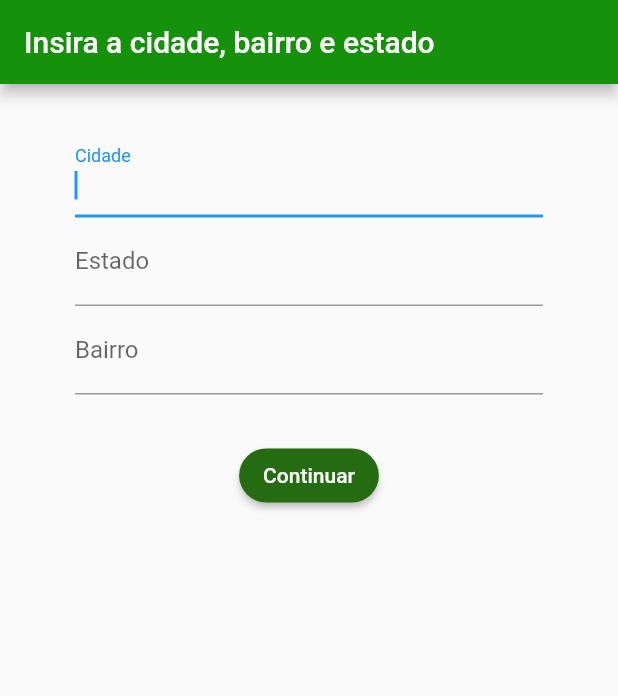
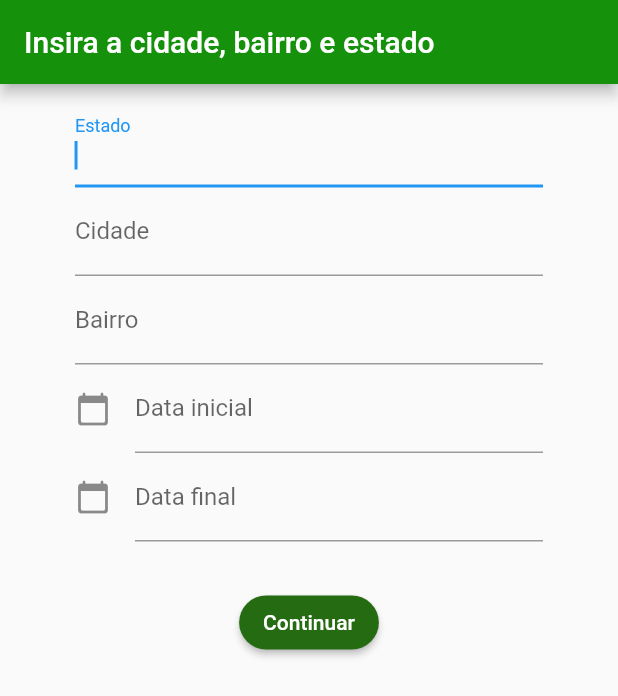
Before and after one commit to feeelibread/ApsFlutter, a Flutter app: the HomeScreen screen opened directly, on a phone screen of 412 x 824 dp. Shown: the top 696 px of the screen. Run offline on Flutter 3.47's test engine with Material 2 defaults, Android fonts, the phone set to English and light mode, and no system bars.

Commit message:
Refatorando a home_screen, adicionando novos campos

```diff
--- a/lib/screens/home_screen.dart
+++ b/lib/screens/home_screen.dart
@@ -1,5 +1,7 @@
 import 'package:aps_flutter/screens/data_screen.dart';
 import 'package:flutter/material.dart';
+import 'package:intl/intl.dart';
+
 
 class HomeScreen extends StatefulWidget {
   const HomeScreen({Key? key}) : super(key: key);
@@ -9,6 +11,8 @@ class HomeScreen extends StatefulWidget {
 }
 
 class _HomeScreen extends State<HomeScreen> {
+  final TextEditingController _date = TextEditingController();
+
   @override
   Widget build(BuildContext context) {
     return Scaffold(
@@ -18,29 +22,67 @@ class _HomeScreen extends State<HomeScreen> {
           title: const Text('Insira a cidade, bairro e estado'),
         ),
         body: Container(
-          padding: const EdgeInsets.symmetric(vertical: 30, horizontal: 50),
+          padding: const EdgeInsets.symmetric(vertical: 10, horizontal: 50),
           child: Column(
             children: [
               TextFormField(
                 autofocus: true,
                 decoration: const InputDecoration(
-                  labelText: "Cidade",
+                  labelText: "Estado",
                 ),
               ),
               TextFormField(
                   autofocus: true,
-                  decoration: const InputDecoration(labelText: "Estado")),
+                  decoration: const InputDecoration(labelText: "Cidade")),
               TextFormField(
                   autofocus: true,
                   decoration: const InputDecoration(labelText: "Bairro")),
+              TextFormField(
+                controller: _date,
+                autofocus: true,
+                decoration: const InputDecoration(
+                    icon: Icon(Icons.calendar_today_rounded),
+                    labelText: "Data inicial"),
+                onTap: ()async {
+                  DateTime? pickedDate = await showDatePicker(
+                      context: context,
+                      initialDate: DateTime.now(),
+                      firstDate: DateTime(2022),
+                      lastDate: DateTime(2130));
+                  if(pickedDate != null) {
+                    setState(() {
+                      _date.text = DateFormat('yyyy-MM-dd').format(pickedDate);
+                    });
+                  }
+                },
+              ),
+              TextFormField(
+                controller: _date,
+                autofocus: true,
+                decoration: const InputDecoration(
+                    icon: Icon(Icons.calendar_today_rounded),
+                    labelText: "Data final"),
+                onTap: ()async {
+                  DateTime? pickedDate = await showDatePicker(
+                      context: context,
+                      initialDate: DateTime.now(),
+                      firstDate: DateTime(2022),
+                      lastDate: DateTime(2130));
+                  if(pickedDate != null) {
+                    setState(() {
+                      _date.text = DateFormat('yyyy-MM-dd').format(pickedDate);
+                    });
+                  }
+                },
+              ),
               Container(
                 padding: const EdgeInsets.symmetric(vertical: 30),
                 child: ElevatedButton(
                   onPressed: () {
                     Navigator.push(
                         context,
-                        MaterialPageRoute(builder: (context) => const DataScreen())
-                    );
+                        MaterialPageRoute(
+                            builder: (context) => const DataScreen()));
                   },
                   style: ElevatedButton.styleFrom(
                     backgroundColor: const Color(0xFF256B12),
--- a/pubspec.yaml
+++ b/pubspec.yaml
@@ -37,6 +37,7 @@ dependencies:
   # Use with the CupertinoIcons class for iOS style icons.
   cupertino_icons: ^1.0.2
   http: ^0.13.5
+  intl: ^0.17.0
 
 dev_dependencies:
   flutter_test:
```
Also changed, not shown: lib/screens/data_screen.dart (+4 -3 lines), pubspec.lock.
